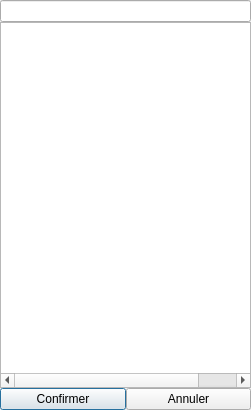
The window that Programmes/MedinTuxTools-QT4/C_Dlg_DoList/C_Dlg_DoList.ui (leo-naeka/medintux) describes before a commit, drawn with Qt 5.
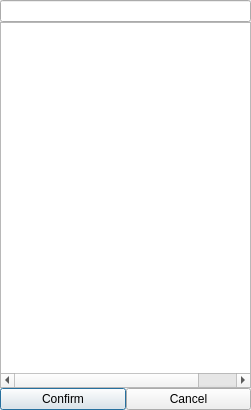
The same window after the commit. Custom widgets are drawn as their Qt base class.

Commit message: Traduction anglaise

```diff
--- a/Programmes/MedinTuxTools-QT4/C_Dlg_DoList/C_Dlg_DoList.ui
+++ b/Programmes/MedinTuxTools-QT4/C_Dlg_DoList/C_Dlg_DoList.ui
@@ -30,14 +30,14 @@
        <item row="0" column="0">
         <widget class="QPushButton" name="pushButton_Ok">
          <property name="text">
-          <string>Confirmer</string>
+          <string>Confirm</string>
          </property>
         </widget>
        </item>
        <item row="0" column="1">
         <widget class="QPushButton" name="pushButton_Cancel">
          <property name="text">
-          <string>Annuler</string>
+          <string>Cancel</string>
          </property>
         </widget>
        </item>
```
Left out of the diff: 2 changed lines with no effect on the pictures.
